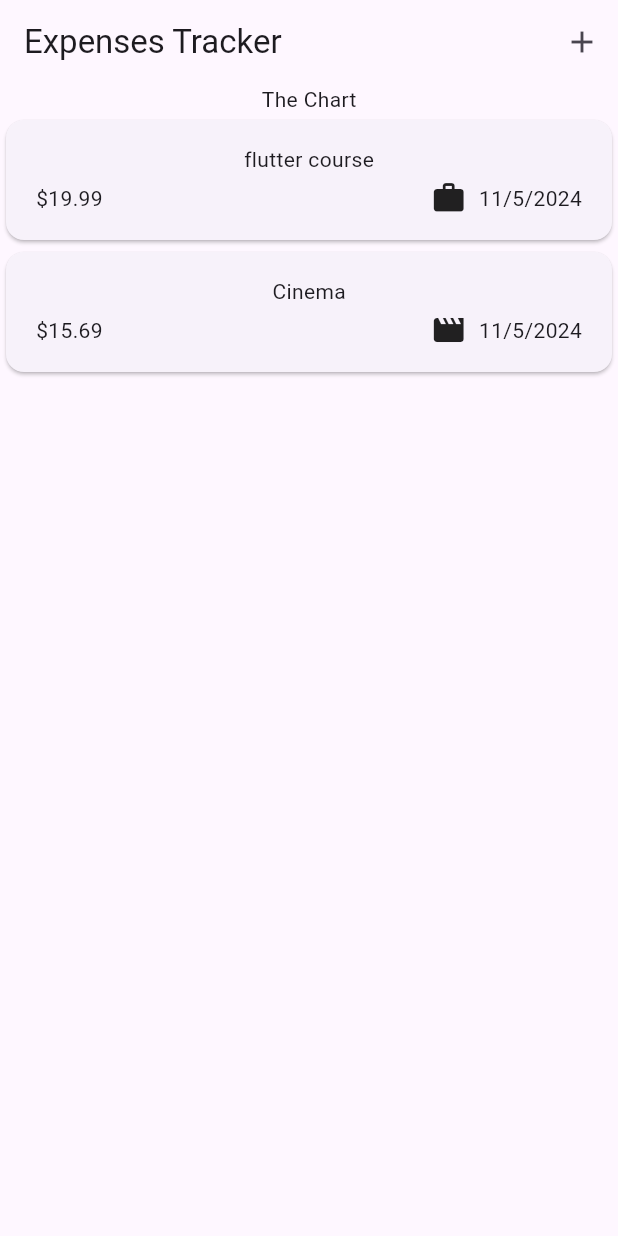
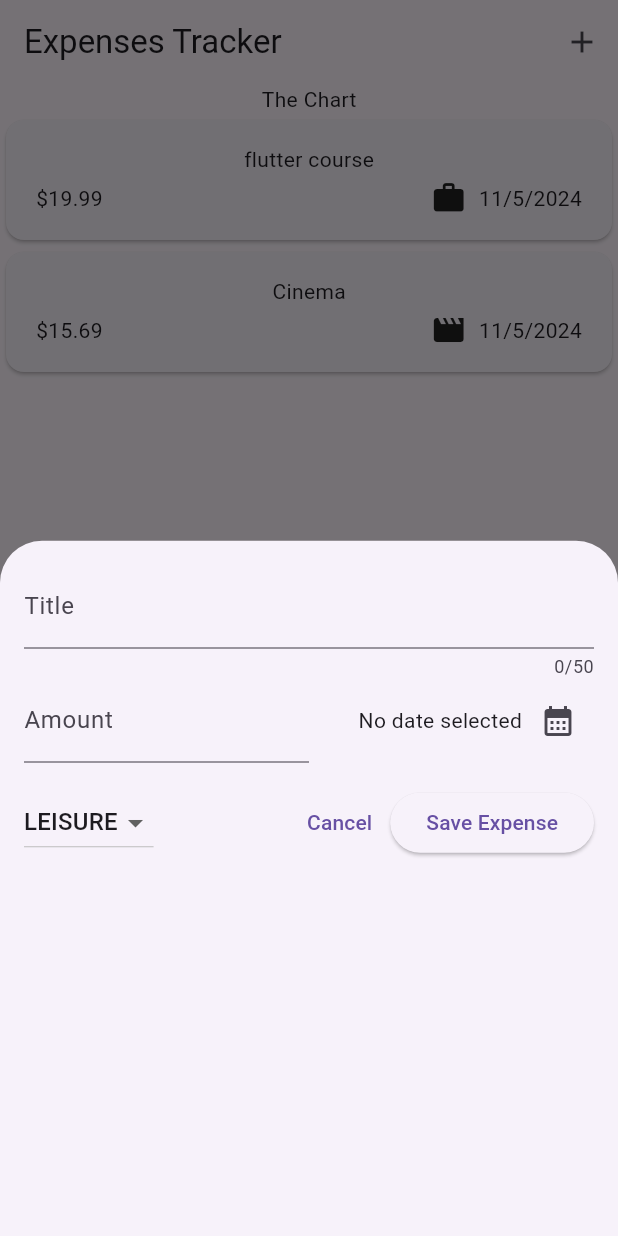
Before and after one commit to Ma7moud-BA/expense_tracker, a Flutter app: the screen it shows after launch, after a tap on the "add" icon, on a phone screen of 412 x 824 dp. Run offline on Flutter 3.47's test engine with Material 3 defaults, Android fonts, the phone set to English and light mode, and no system bars.

Commit message:
modal inputs, inputs controllers, datePicker, dropdownButtons

```diff
--- a/lib/models/expense.dart
+++ b/lib/models/expense.dart
@@ -2,8 +2,9 @@ import "package:flutter/material.dart";
 import "package:uuid/uuid.dart";
 import 'package:intl/intl.dart';
 
+final formatter = DateFormat.yMd();
+
 final uuid = Uuid();
-final formatter = DateFormat.yMd();
 
 enum Category { food, travel, leisure, work }
 
--- a/lib/widgets/expenses.dart
+++ b/lib/widgets/expenses.dart
@@ -1,5 +1,6 @@
 import 'package:expense_tracker/widgets/expenses_list/expenses_list.dart';
 import 'package:expense_tracker/models/expense.dart';
+import 'package:expense_tracker/widgets/new_expense.dart';
 import 'package:flutter/material.dart';
 import 'package:expense_tracker/widgets/expenses.dart';
 
@@ -28,7 +29,11 @@ class _ExpensesState extends State<Expenses> {
   ];
 
   void _openAddExpenseOverlay() {
-    ///! continue here
+    // showModalBottomSheet and other similar functions are built in function by flutter to show some UI like a date picker or dialog
+    showModalBottomSheet(
+      context: context,
+      builder: (ctx) => const NewExpense(),
+    );
   }
 
   @override
--- /dev/null
+++ b/lib/widgets/new_expense.dart
@@ -0,0 +1,151 @@
+import 'package:flutter/material.dart';
+import 'package:expense_tracker/models/expense.dart';
+import 'package:intl/intl.dart';
+
+final formatter = DateFormat.yMd();
+
+class NewExpense extends StatefulWidget {
+  const NewExpense({super.key});
+
+  @override
+  State<NewExpense> createState() {
+    return _NewExpenseState();
+  }
+}
+
+class _NewExpenseState extends State<NewExpense> {
+  // whenever  using a TextEditingController we should dispose it when its not needed anymore to prevent it from living the memory
+  final _titleController = TextEditingController();
+  final _amountController = TextEditingController();
+  DateTime? _selectedDate;
+  Category _selectedCategory = Category.leisure;
+
+  void _showDatePicker() async {
+    final now = DateTime.now();
+    final firstDate = DateTime(now.year - 1, now.month, now.day);
+    final pickedDate = await showDatePicker(
+      // the showDatePicker returns an instance of the picked date but wrapped in a value of type "Future"
+      // its simply an object from the future that we don't have a value for it yet but will have
+      // so to get the value we should call the .then method "its like the Async Promise functions in JS"
+      // another way is to make the function async
+      context: context,
+      initialDate: now,
+      firstDate: firstDate,
+      lastDate: now,
+    );
+    setState(() {
+      _selectedDate = pickedDate;
+    });
+  }
+
+  @override
+  void dispose() {
+    _titleController.dispose();
+    _amountController.dispose;
+    super.dispose();
+  }
+
+  // 1st method to handle and store the input filed values // just pass the _ textFiledValue function to the on Change function
+  // var _enteredTitle = '';
+  // void _textFieldValue(String inputValue) {
+  //   _enteredTitle = inputValue;
+  // }
+
+  @override
+  Widget build(BuildContext context) {
+    return Padding(
+      padding: const EdgeInsets.all(16),
+      child: Column(
+        children: [
+          TextField(
+            controller: _titleController,
+            // onChanged: _textFieldValue,
+            maxLength: 50,
+            decoration: const InputDecoration(
+              label: Text("Title"),
+            ),
+          ),
+          Row(
+            children: [
+              // the Textfield should be wrapped with Expanded widget because it takes as much horizontally space as possible and the Row widget doesn't restrict it
+              Expanded(
+                child: TextField(
+                  controller: _amountController,
+                  keyboardType: TextInputType.number,
+                  decoration: const InputDecoration(
+                      label: Text("Amount"), prefixText: '\$  '),
+                ),
+              ),
+              const SizedBox(
+                height: 16,
+              ),
+              Expanded(
+                  child: Row(
+                mainAxisAlignment: MainAxisAlignment.end,
+                crossAxisAlignment: CrossAxisAlignment.center,
+                children: [
+                  Text(
+                    _selectedDate == null
+                        ? 'No date selected'
+                        : formatter.format(_selectedDate!),
+                  ),
+                  IconButton(
+                      onPressed: _showDatePicker,
+                      icon: const Icon(
+                        Icons.calendar_month,
+                      ))
+                ],
+              ))
+            ],
+          ),
+          const SizedBox(
+            height: 16,
+          ),
+          Row(
+            children: [
+              DropdownButton(
+                  value: _selectedCategory,
+                  // the DropDownButton widget renders a button that will show a drop down when clicked, the items property wants a list of DropDownMenuItem values
+                  // the DropdownMenuItem takes a widget
+                  items: Category.values
+                      .map(
+                        (category) => DropdownMenuItem(
+                          // this value parameter will be stored internally for every dropdown item in the list and it will be the same value on the onChanged function whenever the user selects on the drop down items
+
+                          value: category,
+                          child: Text(
+                            category.name.toUpperCase(),
+                          ),
+                        ),
+                      )
+                      .toList(),
+                  onChanged: (value) {
+                    if (value == null) {
+                      return;
+                    }
+                    setState(() {
+                      _selectedCategory = value;
+                    });
+                  }),
+              const Spacer(),
+              TextButton(
+                onPressed: () {
+                  Navigator.pop(context);
+                },
+                child: const Text("Cancel"),
+              ),
+              ElevatedButton(
+                onPressed: () {
+                  print(_titleController.text);
+                  print(_amountController.text);
+                  print(_selectedDate);
+                },
+                child: const Text("Save Expense"),
+              ),
+            ],
+          )
+        ],
+      ),
+    );
+  }
+}
```
